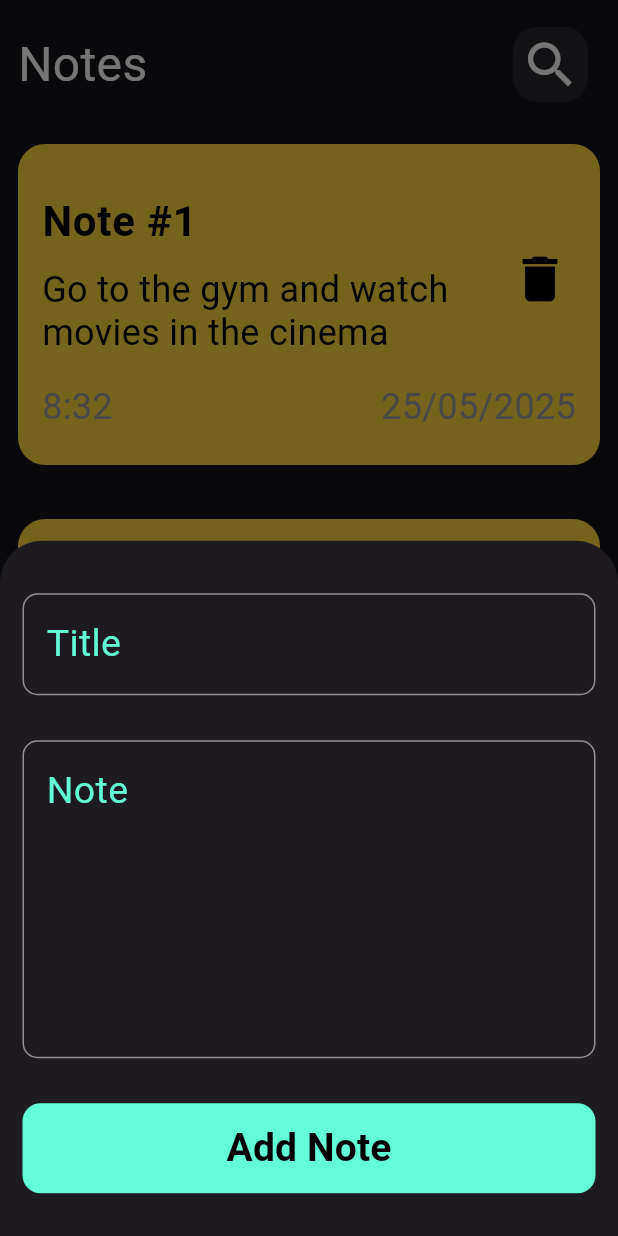
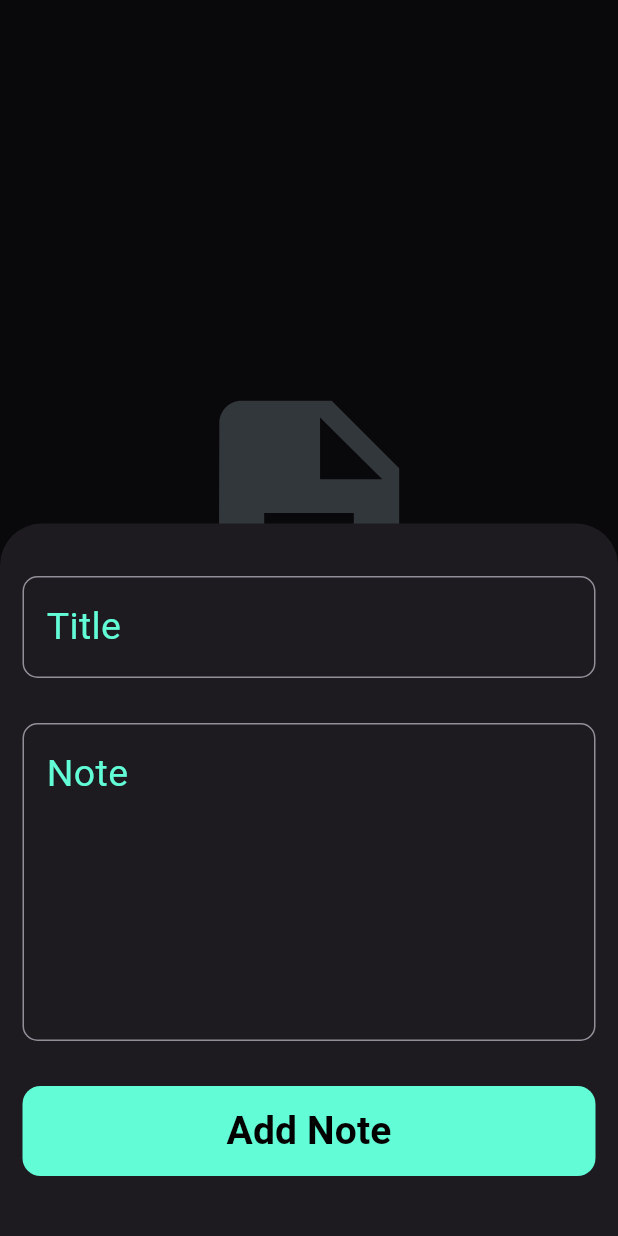
Before and after one commit to AhmedEzz999/notes_app, a Flutter app: the screen it shows after launch, after a tap on the "add" icon, on a phone screen of 412 x 824 dp. Run offline on Flutter 3.47's test engine with Material 3 defaults, Android fonts, the phone set to English and light mode, and no system bars; our stand-ins replace flutter_bloc, hive, hive_flutter; accounts and stored records are empty.

Commit message:
Refresh Notes using Hive Listenable

```diff
--- a/lib/cubits/add_note_cubit/add_note_cubit.dart
+++ b/lib/cubits/add_note_cubit/add_note_cubit.dart
@@ -11,7 +11,7 @@ class AddNoteCubit extends Cubit<AddNoteState> {
     emit(AddNoteLoading());
     try {
       await Future.wait([
-        Future.delayed(const Duration(milliseconds: 650)),
+        Future.delayed(const Duration(milliseconds: 500)),
         Hive.box<NoteModel>(kNotesBox).add(note),
       ]);
       emit(AddNoteSuccess());
--- a/lib/cubits/delete_note_cubit/delete_note_cubit.dart
+++ /dev/null
@@ -1,8 +0,0 @@
-import 'package:bloc/bloc.dart';
-import 'package:meta/meta.dart';
-
-part 'delete_note_state.dart';
-
-class DeleteNoteCubit extends Cubit<DeleteNoteState> {
-  DeleteNoteCubit() : super(DeleteNoteInitial());
-}
--- a/lib/cubits/delete_note_cubit/delete_note_state.dart
+++ /dev/null
@@ -1,6 +0,0 @@
-part of 'delete_note_cubit.dart';
-
-@immutable
-sealed class DeleteNoteState {}
-
-final class DeleteNoteInitial extends DeleteNoteState {}
--- a/lib/cubits/edit_note_cubit/edit_note_cubit.dart
+++ b/lib/cubits/edit_note_cubit/edit_note_cubit.dart
@@ -1,5 +1,4 @@
-import 'package:bloc/bloc.dart';
-import 'package:meta/meta.dart';
+import 'package:flutter_bloc/flutter_bloc.dart';
 
 part 'edit_note_state.dart';
 
--- a/lib/cubits/edit_note_cubit/edit_note_state.dart
+++ b/lib/cubits/edit_note_cubit/edit_note_state.dart
@@ -1,6 +1,5 @@
 part of 'edit_note_cubit.dart';
 
-@immutable
 sealed class EditNoteState {}
 
 final class EditNoteInitial extends EditNoteState {}
--- a/lib/main.dart
+++ b/lib/main.dart
@@ -4,9 +4,11 @@ import 'package:hive_flutter/hive_flutter.dart';
 import 'package:notes_app/constants/constants.dart';
 import 'package:notes_app/models/note_model.dart';
 import 'package:notes_app/simple_observer_cubit.dart';
+import 'package:notes_app/views/no_notes_view.dart';
 import 'package:notes_app/views/notes_view.dart';
 
 void main() async {
+  WidgetsFlutterBinding.ensureInitialized();
   Bloc.observer = SimpleObserverCubit();
   await Hive.initFlutter();
   Hive.registerAdapter(NoteModelAdapter());
@@ -22,7 +24,17 @@ class NotesApp extends StatelessWidget {
     return MaterialApp(
       debugShowCheckedModeBanner: false,
       theme: ThemeData(brightness: Brightness.dark),
-      home: const NotesView(),
+      home: ValueListenableBuilder(
+        valueListenable: Hive.box<NoteModel>(kNotesBox).listenable(),
+        builder: (context, Box<NoteModel> box, _) {
+          final notes = box.values.toList();
+          if (notes.isEmpty) {
+            return const NoNotesView();
+          } else {
+            return NotesView(notes: notes);
+          }
+        },
+      ),
     );
   }
 }
--- a/lib/models/note_model.dart
+++ b/lib/models/note_model.dart
@@ -1,4 +1,5 @@
 import 'package:hive/hive.dart';
+
 part 'note_model.g.dart';
 
 @HiveType(typeId: 0)
@@ -8,9 +9,12 @@ class NoteModel extends HiveObject {
   @HiveField(1)
   final String note;
   @HiveField(2)
-  final String createdAt =
+  final String dateCreatedAt =
       '${DateTime.now().day}/${DateTime.now().month}/${DateTime.now().year}';
   @HiveField(3)
+  final String timeCreatedAt =
+      '${DateTime.now().hour}:${DateTime.now().minute}';
+  @HiveField(4)
   final int color;
 
   NoteModel({required this.noteTitle, required this.note, required this.color});
--- a/lib/views/notes_view.dart
+++ b/lib/views/notes_view.dart
@@ -1,10 +1,12 @@
 import 'package:flutter/material.dart';
+import 'package:notes_app/models/note_model.dart';
 import 'package:notes_app/widgets/buttons/show_bottom_sheet_button.dart';
 import 'package:notes_app/widgets/custom_app_bar.dart';
 import 'package:notes_app/widgets/note_item.dart';
 
 class NotesView extends StatelessWidget {
-  const NotesView({super.key});
+  final List<NoteModel> notes;
+  const NotesView({super.key, required this.notes});
 
   @override
   Widget build(BuildContext context) {
@@ -17,8 +19,9 @@ class NotesView extends StatelessWidget {
               const CustomAppBar(),
               Expanded(
                 child: ListView.builder(
-                  itemCount: 6,
-                  itemBuilder: (context, index) => const NoteItem(),
+                  itemCount: notes.length,
+                  itemBuilder: (context, index) =>
+                      NoteItem(note: notes[index], noteIndex: index),
                 ),
               ),
             ],
--- a/lib/widgets/buttons/delete_note_button.dart
+++ b/lib/widgets/buttons/delete_note_button.dart
@@ -1,7 +1,8 @@
 import 'package:flutter/material.dart';
 
 class DeleteNoteButton extends StatelessWidget {
-  const DeleteNoteButton({super.key});
+  final void Function()? onPressed;
+  const DeleteNoteButton({super.key, required this.onPressed});
 
   @override
   Widget build(BuildContext context) {
@@ -9,7 +10,7 @@ class DeleteNoteButton extends StatelessWidget {
       padding: const EdgeInsets.all(0),
       splashColor: Colors.transparent,
       highlightColor: Colors.transparent,
-      onPressed: () {},
+      onPressed: onPressed,
       icon: const Icon(Icons.delete, size: 40, color: Colors.black),
     );
   }
--- a/lib/widgets/buttons/show_bottom_sheet_button.dart
+++ b/lib/widgets/buttons/show_bottom_sheet_button.dart
@@ -12,6 +12,7 @@ class ShowBottomSheetButton extends StatelessWidget {
       elevation: 0,
       onPressed: () {
         showModalBottomSheet(
+          isScrollControlled: true,
           context: context,
           builder: (context) {
             return const NoteBottomSheet();
--- a/lib/widgets/note_bottom_sheet.dart
+++ b/lib/widgets/note_bottom_sheet.dart
@@ -17,7 +17,7 @@ class NoteBottomSheet extends StatefulWidget {
 class _NoteBottomSheetState extends State<NoteBottomSheet> {
   final GlobalKey<FormState> noteKey = GlobalKey();
   AutovalidateMode noteValidate = AutovalidateMode.disabled;
-  late String title, note;
+  late String title, noteText;
 
   @override
   Widget build(BuildContext context) {
@@ -44,7 +44,13 @@ class _NoteBottomSheetState extends State<NoteBottomSheet> {
           return AbsorbPointer(
             absorbing: state is AddNoteLoading,
             child: Padding(
-              padding: const EdgeInsets.symmetric(vertical: 35, horizontal: 15),
+              padding: EdgeInsets.only(
+                left: 15,
+                right: 15,
+                top: 35,
+                bottom: MediaQuery.of(context).viewInsets.bottom,
+              ),
+              child: SingleChildScrollView(
                 child: Form(
                   autovalidateMode: noteValidate,
                   key: noteKey,
@@ -59,7 +65,7 @@ class _NoteBottomSheetState extends State<NoteBottomSheet> {
                       ),
                       NoteTextField(
                         onSaved: (value) {
-                        note = value!;
+                          noteText = value!;
                         },
                       ),
                       BlocBuilder<AddNoteCubit, AddNoteState>(
@@ -69,9 +75,12 @@ class _NoteBottomSheetState extends State<NoteBottomSheet> {
                             onPressed: () {
                               if (noteKey.currentState!.validate()) {
                                 noteKey.currentState!.save();
-                              context.read<AddNoteCubit>().addNote(
-                                NoteModel(noteTitle: title, note: note, color: 5),
+                                final NoteModel note = NoteModel(
+                                  noteTitle: title,
+                                  note: noteText,
+                                  color: 5,
                                 );
+                                context.read<AddNoteCubit>().addNote(note);
                               } else {
                                 setState(() {
                                   noteValidate = AutovalidateMode.always;
@@ -81,7 +90,9 @@ class _NoteBottomSheetState extends State<NoteBottomSheet> {
                           );
                         },
                       ),
+                      const SizedBox(height: 10),
                     ],
+                  ),
                 ),
               ),
             ),
--- a/lib/widgets/note_item.dart
+++ b/lib/widgets/note_item.dart
@@ -1,9 +1,12 @@
 import 'package:flutter/material.dart';
+import 'package:notes_app/models/note_model.dart';
 import 'package:notes_app/views/edit_note_view.dart';
 import 'package:notes_app/widgets/buttons/delete_note_button.dart';
 
 class NoteItem extends StatelessWidget {
-  const NoteItem({super.key});
+  final NoteModel note;
+  final int noteIndex;
+  const NoteItem({super.key, required this.note, required this.noteIndex});
 
   @override
   Widget build(BuildContext context) {
@@ -19,9 +22,9 @@ class NoteItem extends StatelessWidget {
           children: [
             ListTile(
               contentPadding: const EdgeInsets.all(0),
-              title: const Text(
-                'Note #1',
-                style: TextStyle(
+              title: Text(
+                note.noteTitle,
+                style: const TextStyle(
                   fontSize: 28,
                   color: Colors.black,
                   fontWeight: FontWeight.bold,
@@ -40,9 +43,9 @@ class NoteItem extends StatelessWidget {
                       ),
                     );
                   },
-                  child: const Text(
-                    'Go to the gym and watch movies in the cinema',
-                    style: TextStyle(
+                  child: Text(
+                    note.note,
+                    style: const TextStyle(
                       fontSize: 24,
                       color: Colors.black,
                       height: 1.2,
@@ -50,18 +53,22 @@ class NoteItem extends StatelessWidget {
                   ),
                 ),
               ),
-              trailing: const DeleteNoteButton(),
+              trailing: DeleteNoteButton(
+                onPressed: () async {
+                  await note.delete();
+                },
+              ),
             ),
-            const Row(
+            Row(
               mainAxisAlignment: MainAxisAlignment.spaceBetween,
               children: [
                 Text(
-                  '8:32',
-                  style: TextStyle(fontSize: 24, color: Colors.grey),
+                  note.timeCreatedAt,
+                  style: const TextStyle(fontSize: 24, color: Colors.grey),
                 ),
                 Text(
-                  '25/05/2025',
-                  style: TextStyle(fontSize: 24, color: Colors.grey),
+                  note.dateCreatedAt,
+                  style: const TextStyle(fontSize: 24, color: Colors.grey),
                 ),
               ],
             ),
```
Also changed, not shown: lib/models/note_model.g.dart. Lines whose indentation alone changed are shown as unchanged.
